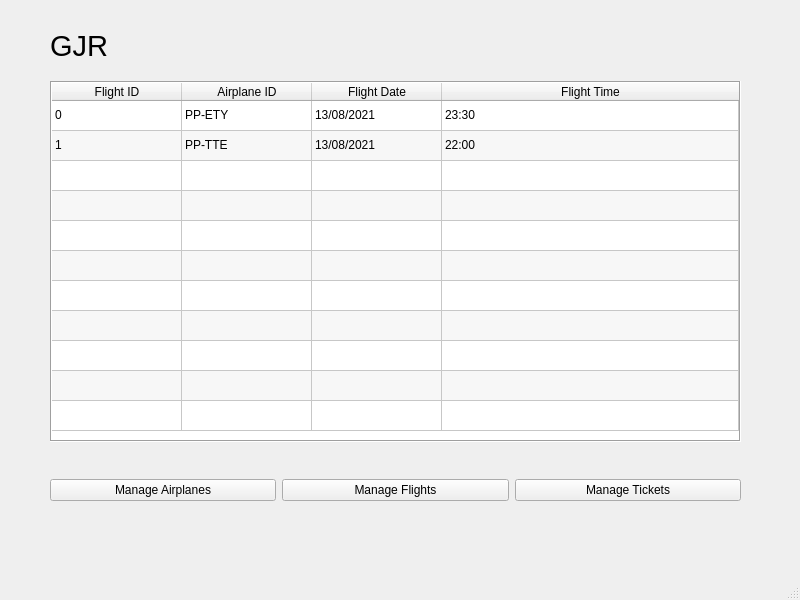
Qt form GJR/views/homeScreen.ui (CaduRomaniello/GJR) before a commit.
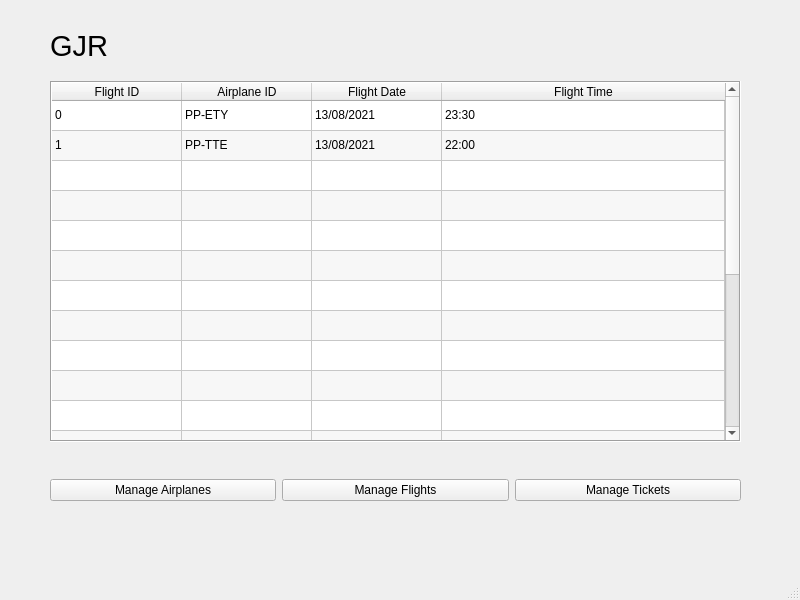
The same form after that commit.

Commit message: Add enhancement to some of the windows

```diff
--- a/GJR/views/homeScreen.ui
+++ b/GJR/views/homeScreen.ui
@@ -25,6 +25,12 @@
   <property name="windowTitle">
    <string>Home</string>
   </property>
+  <property name="layoutDirection">
+   <enum>Qt::LeftToRight</enum>
+  </property>
+  <property name="autoFillBackground">
+   <bool>false</bool>
+  </property>
   <widget class="QWidget" name="centralwidget">
    <property name="maximumSize">
     <size>
@@ -95,6 +101,12 @@
     <property name="tabletTracking">
      <bool>false</bool>
     </property>
+    <property name="layoutDirection">
+     <enum>Qt::LeftToRight</enum>
+    </property>
+    <property name="autoFillBackground">
+     <bool>false</bool>
+    </property>
     <property name="frameShape">
      <enum>QFrame::Box</enum>
     </property>
@@ -135,7 +147,7 @@
      <bool>true</bool>
     </property>
     <property name="rowCount">
-     <number>11</number>
+     <number>21</number>
     </property>
     <property name="columnCount">
      <number>4</number>
@@ -180,6 +192,16 @@
     <row/>
     <row/>
     <row/>
+    <row/>
+    <row/>
+    <row/>
+    <row/>
+    <row/>
+    <row/>
+    <row/>
+    <row/>
+    <row/>
+    <row/>
     <column>
      <property name="text">
       <string>Flight ID</string>
```
The commit also changes 4 other files.
